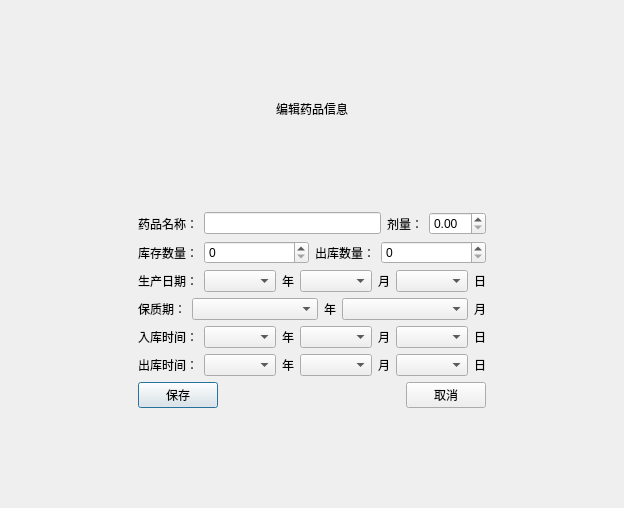
Above: drugeditview.ui from DgutGWK/QtCourse before the change. Below: the same form after it.
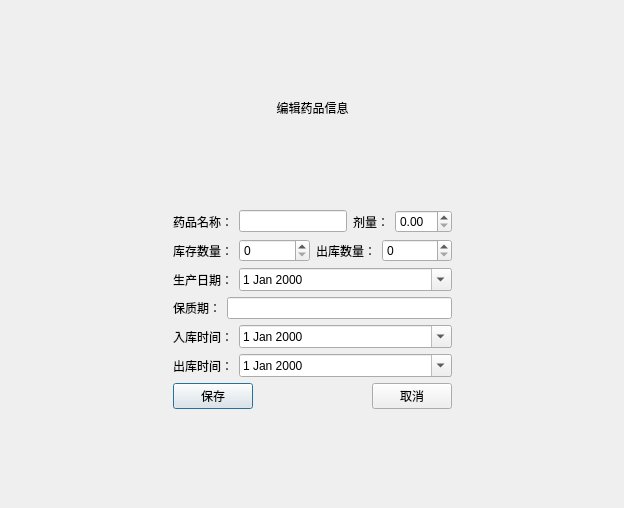
That is the form after the change.

The edit to the form file:
```diff
--- a/drugeditview.ui
+++ b/drugeditview.ui
@@ -137,38 +137,21 @@
       <layout class="QHBoxLayout" name="horizontalLayout_4">
        <item>
         <widget class="QLabel" name="label_4">
+         <property name="sizePolicy">
+          <sizepolicy hsizetype="Fixed" vsizetype="Preferred">
+           <horstretch>0</horstretch>
+           <verstretch>0</verstretch>
+          </sizepolicy>
+         </property>
          <property name="text">
           <string>生产日期：</string>
          </property>
         </widget>
        </item>
        <item>
-        <widget class="QComboBox" name="comboBox"/>
-       </item>
-       <item>
-        <widget class="QLabel" name="label_6">
-         <property name="text">
-          <string>年</string>
-         </property>
-        </widget>
-       </item>
-       <item>
-        <widget class="QComboBox" name="comboBox_2"/>
-       </item>
-       <item>
-        <widget class="QLabel" name="label_7">
-         <property name="text">
-          <string>月</string>
-         </property>
-        </widget>
-       </item>
-       <item>
-        <widget class="QComboBox" name="comboBox_3"/>
-       </item>
-       <item>
-        <widget class="QLabel" name="label_8">
-         <property name="text">
-          <string>日</string>
+        <widget class="QDateEdit" name="ManufactureDate">
+         <property name="calendarPopup">
+          <bool>true</bool>
          </property>
         </widget>
        </item>
@@ -190,36 +173,7 @@
         </widget>
        </item>
        <item>
-        <widget class="QComboBox" name="comboBox_4"/>
-       </item>
-       <item>
-        <widget class="QLabel" name="label_10">
-         <property name="sizePolicy">
-          <sizepolicy hsizetype="Fixed" vsizetype="Preferred">
-           <horstretch>0</horstretch>
-           <verstretch>0</verstretch>
-          </sizepolicy>
-         </property>
-         <property name="text">
-          <string>年</string>
-         </property>
-        </widget>
-       </item>
-       <item>
-        <widget class="QComboBox" name="comboBox_5"/>
-       </item>
-       <item>
-        <widget class="QLabel" name="label_11">
-         <property name="sizePolicy">
-          <sizepolicy hsizetype="Fixed" vsizetype="Preferred">
-           <horstretch>0</horstretch>
-           <verstretch>0</verstretch>
-          </sizepolicy>
-         </property>
-         <property name="text">
-          <string>月</string>
-         </property>
-        </widget>
+        <widget class="QLineEdit" name="ExpirationDate"/>
        </item>
       </layout>
      </item>
@@ -227,38 +181,21 @@
       <layout class="QHBoxLayout" name="horizontalLayout_6">
        <item>
         <widget class="QLabel" name="label_12">
+         <property name="sizePolicy">
+          <sizepolicy hsizetype="Fixed" vsizetype="Preferred">
+           <horstretch>0</horstretch>
+           <verstretch>0</verstretch>
+          </sizepolicy>
+         </property>
          <property name="text">
           <string>入库时间：</string>
          </property>
         </widget>
        </item>
        <item>
-        <widget class="QComboBox" name="comboBox_6"/>
-       </item>
-       <item>
-        <widget class="QLabel" name="label_13">
-         <property name="text">
-          <string>年</string>
-         </property>
-        </widget>
-       </item>
-       <item>
-        <widget class="QComboBox" name="comboBox_7"/>
-       </item>
-       <item>
-        <widget class="QLabel" name="label_14">
-         <property name="text">
-          <string>月</string>
-         </property>
-        </widget>
-       </item>
-       <item>
-        <widget class="QComboBox" name="comboBox_8"/>
-       </item>
-       <item>
-        <widget class="QLabel" name="label_15">
-         <property name="text">
-          <string>日</string>
+        <widget class="QDateEdit" name="EntryTime">
+         <property name="calendarPopup">
+          <bool>true</bool>
          </property>
         </widget>
        </item>
@@ -268,38 +205,21 @@
       <layout class="QHBoxLayout" name="horizontalLayout_7">
        <item>
         <widget class="QLabel" name="label_16">
+         <property name="sizePolicy">
+          <sizepolicy hsizetype="Fixed" vsizetype="Preferred">
+           <horstretch>0</horstretch>
+           <verstretch>0</verstretch>
+          </sizepolicy>
+         </property>
          <property name="text">
           <string>出库时间：</string>
          </property>
         </widget>
        </item>
        <item>
-        <widget class="QComboBox" name="comboBox_9"/>
-       </item>
-       <item>
-        <widget class="QLabel" name="label_17">
-         <property name="text">
-          <string>年</string>
-         </property>
-        </widget>
-       </item>
-       <item>
-        <widget class="QComboBox" name="comboBox_10"/>
-       </item>
-       <item>
-        <widget class="QLabel" name="label_18">
-         <property name="text">
-          <string>月</string>
-         </property>
-        </widget>
-       </item>
-       <item>
-        <widget class="QComboBox" name="comboBox_11"/>
-       </item>
-       <item>
-        <widget class="QLabel" name="label_19">
-         <property name="text">
-          <string>日</string>
+        <widget class="QDateEdit" name="DeliveryTime">
+         <property name="calendarPopup">
+          <bool>true</bool>
          </property>
         </widget>
        </item>
```
